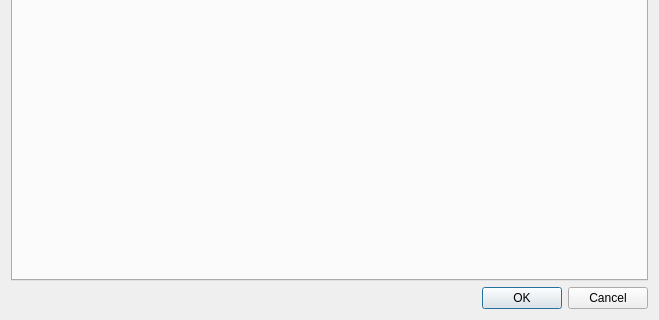
Before: the Qt Designer form arho_feature_template/gui/dialogs/manage_libraries.ui in GispoCoding/arho-qgis-plugin, drawn with Qt 5; both pictures show x 0 to 659 and y 307 to 627 of the 659 by 627 pixel window.
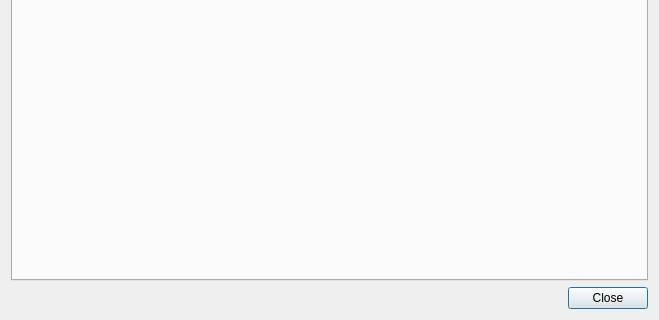
After: the same form once the commit is applied.

Commit message:
Refactor library dialog
- Replace ok and cancel buttons with close button
- Add button for saving libraries in LibraryDisplayWidget
- Prevent saving library with missing file path, name or content

Patch:
```diff
--- a/arho_feature_template/gui/dialogs/manage_libraries.ui
+++ b/arho_feature_template/gui/dialogs/manage_libraries.ui
@@ -27,7 +27,7 @@
       <enum>Qt::Horizontal</enum>
      </property>
      <property name="standardButtons">
-      <set>QDialogButtonBox::Cancel|QDialogButtonBox::Ok</set>
+      <set>QDialogButtonBox::Close</set>
      </property>
     </widget>
    </item>
```
The commit also changes 4 other files.
